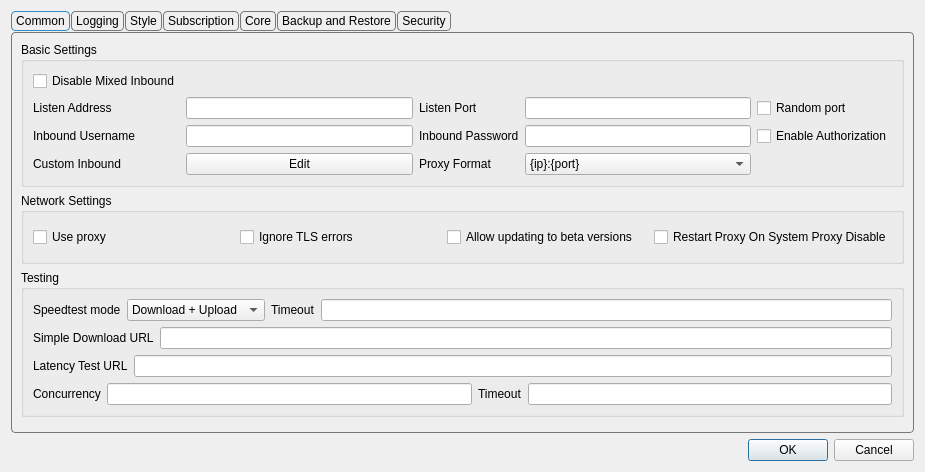
First picture: the form in include/ui/setting/dialog_basic_settings.ui, repository throneproj/Throne, before the edit.
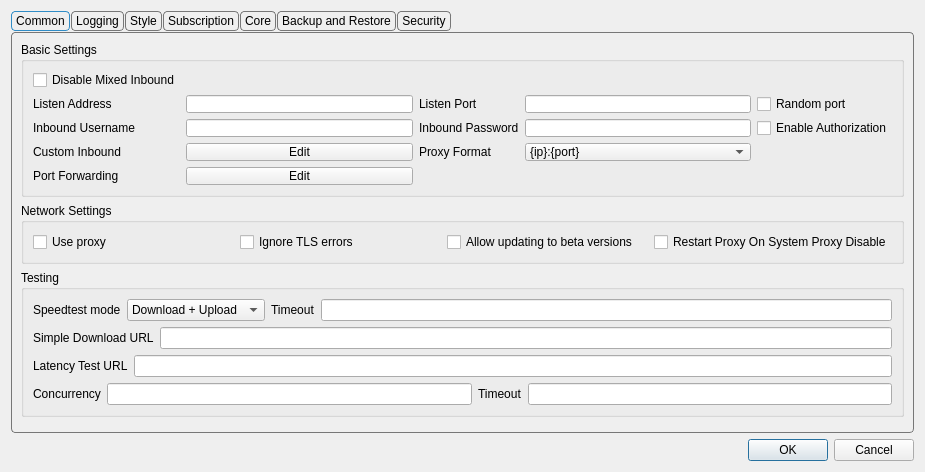
Second picture: the form after the edit. Custom widgets are drawn as their Qt base class.

Commit message:
Feat: add port forwarding editor to basic settings
Table editor (name, listen addr/port, remote host/port, protocol)
behind an Edit button next to Custom Inbound. Validates port ranges,
required remote host, and duplicate listen endpoints on save.

What changed in the file:
```diff
--- a/include/ui/setting/dialog_basic_settings.ui
+++ b/include/ui/setting/dialog_basic_settings.ui
@@ -124,6 +124,20 @@
             </property>
            </widget>
           </item>
+          <item row="5" column="1">
+           <widget class="QLabel" name="label_port_forward">
+            <property name="text">
+             <string>Port Forwarding</string>
+            </property>
+           </widget>
+          </item>
+          <item row="5" column="2">
+           <widget class="QPushButton" name="port_forward_edit">
+            <property name="text">
+             <string>Edit</string>
+            </property>
+           </widget>
+          </item>
           <item row="2" column="1">
            <widget class="QLabel" name="inbound_user_l">
             <property name="text">
```
The commit also changes 2 other files.
